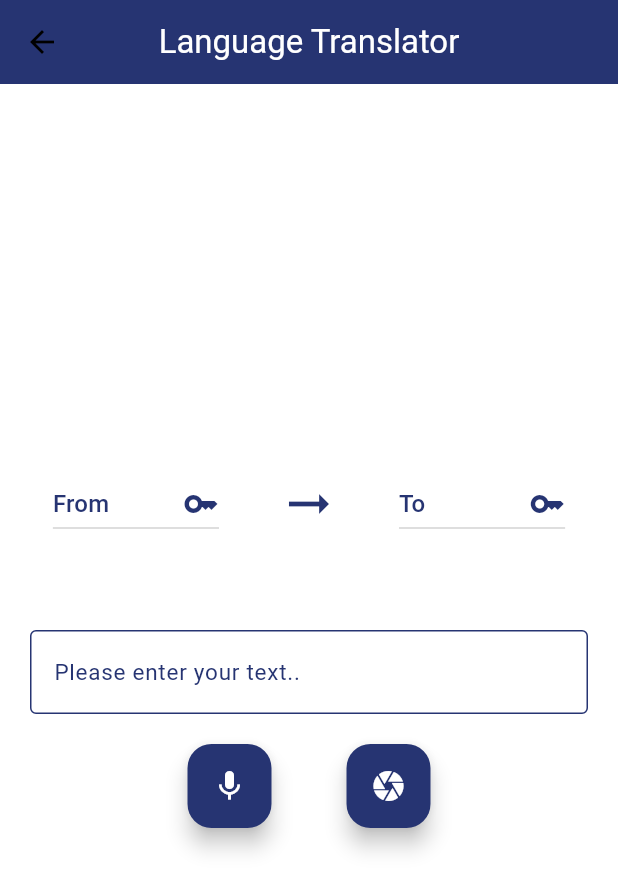
After one commit to trieunguyen230503/ToeicApp, a Flutter app: the LanguageTranslationPage screen opened directly, after a tap on the "mic none" icon, on a phone screen of 412 x 824 dp. The commit adds this screen. Shown: the top 891 px of the screen. Run offline on Flutter 3.47's test engine with Material 3 defaults, Android fonts, the phone set to English and light mode, and no system bars; drawn by our look-alikes of avatar_glow; our stand-ins replace audioplayers, camera, cloud_firestore, connectivity_plus, file_picker, firebase_auth and 11 more; missing offline and left inert: dart:ffi, google_mlkit_text_recognition, highlight_text, string_similarity, translator; accounts and stored records are empty.

Commit message:
Chill_0605_Translate

```diff
--- a/apptoeic/lib/main.dart
+++ b/apptoeic/lib/main.dart
@@ -1,6 +1,7 @@
 import 'package:apptoeic/provider/internet_provider.dart';
 import 'package:apptoeic/provider/signin_provider.dart';
 import 'package:apptoeic/splashscreen.dart';
+import 'package:apptoeic/student/fragment/Home/ScanText/ScanPage.dart';
 import 'package:apptoeic/theme/theme.dart';
 import 'package:firebase_core/firebase_core.dart';
 import 'package:flutter/material.dart';
@@ -29,10 +30,13 @@ class MyApp extends StatelessWidget {
       providers: [
         //Mỗi provider con có thể cung cấp một đối tượng riêng để sử dụng trong cả ứng dụng
         //Cho phép tổ chức và quản lý việc cung cấp dữ liệu trong cả ứng dụng
-        ChangeNotifierProvider(create: (context) => SignInProvider()),
+        ChangeNotifierProvider(create: (context) => SignInProvider()), //Tạo ra instance và duy trì trong suốt vòng đời của ứng dụng
         ChangeNotifierProvider(create: (context) => InternetProvider())
       ],
       child: MaterialApp(
+        routes: {
+          'scanPage' : (context) => const ScanPage()
+        },
         debugShowCheckedModeBanner: false,
         home: const SplashScreen(),
         theme: lightMode,
--- a/apptoeic/lib/provider/signin_provider.dart
+++ b/apptoeic/lib/provider/signin_provider.dart
@@ -30,9 +30,11 @@ class SignInProvider extends ChangeNotifier {
   bool _hasError = false;
 
   bool get hasError => _hasError;
-  set hasError(bool value){
+
+  set hasError(bool value) {
     _hasError = value;
   }
+
   String? _errorCode;
 
   String? get errorCode => _errorCode;
@@ -139,7 +141,7 @@ class SignInProvider extends ChangeNotifier {
           default:
             _errorCode = e.toString();
             _hasError = true;
-            notifyListeners();
+            notifyListeners(); // Thông báo cho các widget nghe sự thay đổi
         }
       }
     } else {
--- a/apptoeic/lib/student/fragment/Home/Item/Slider.dart
+++ b/apptoeic/lib/student/fragment/Home/Item/Slider.dart
@@ -18,7 +18,10 @@ class SliderImage extends StatefulWidget {
 
 class _SliderState extends State<SliderImage> {
   //Slideshow
-  PageController _pageController = PageController(initialPage: 0);
+  //final được sử dụng để khai báo một biến mà giá trị của nó chỉ có thể được gán một lần và sau đó không thể thay đổi.
+
+  //điều khiển một PageView
+  final PageController _pageController = PageController(initialPage: 0);
   int _currentPage = 0;
   Timer? _timer;
 
@@ -40,8 +43,11 @@ class _SliderState extends State<SliderImage> {
       } else {
         _currentPage = 0;
       }
+      //Cuộn trang qua trang mới
       _pageController.animateToPage(_currentPage,
-          duration: const Duration(microseconds: 500), curve: Curves.easeInOut);
+          duration: const Duration(microseconds: 500),
+          //animation chuyển trang
+          curve: Curves.easeInOut);
     });
   }
 
@@ -66,7 +72,6 @@ class _SliderState extends State<SliderImage> {
         mainAxisAlignment: MainAxisAlignment.center,
         children: [
           Container(
-
             width: widget.orientation == 1
                 ? MediaQuery.of(context).size.width
                 : MediaQuery.of(context).size.height,
@@ -74,6 +79,7 @@ class _SliderState extends State<SliderImage> {
                 ? MediaQuery.of(context).size.height * (1 / 4)
                 : MediaQuery.of(context).size.width * (1 / 4), //0.5 ngang
             child: PageView(
+              //để cho phép người dùng cuộn ngang qua các phần tử trong PageView.
               scrollDirection: Axis.horizontal,
               controller: _pageController,
               onPageChanged: (index) {
@@ -87,6 +93,7 @@ class _SliderState extends State<SliderImage> {
           SizedBox(
             height: MediaQuery.of(context).size.height * 0.01,
           ),
+          //được sử dụng để hiển thị chỉ số (indicator) dưới dạng dấu chấm cho PageView.
           AnimatedSmoothIndicator(
             activeIndex: _currentPage,
             count: _slider.length,
--- a/apptoeic/lib/student/fragment/Home/Practice/AudioListening.dart
+++ b/apptoeic/lib/student/fragment/Home/Practice/AudioListening.dart
@@ -60,10 +60,12 @@ class _AudioListeningState extends State<AudioListening> {
           ),
           Expanded(
             child: StreamBuilder<Duration?>(
+              //nó phát ra các sự kiện khi độ dài của âm thanh thay đổi
                 stream: widget.audioPlayer.onDurationChanged,
                 builder: (context, snapshot) {
                   final duration = snapshot.data ?? Duration.zero;
                   return StreamBuilder<Duration>(
+                    //phát ra các sự kiện khi vị trí hiện tại của âm thanh thay đổi để thay đổi slider.
                     stream: widget.audioPlayer.onPositionChanged,
                     builder: (context, positionSnapshot) {
                       final position = positionSnapshot.data ?? Duration.zero;
@@ -83,6 +85,7 @@ class _AudioListeningState extends State<AudioListening> {
                           min: 0.0,
                           max: duration.inMilliseconds.toDouble(),
                           onChanged: (value) {
+                            // được gọi để di chuyển vị trí phát của audioPlayer đến một thời điểm cụ thể.
                             widget.audioPlayer
                                 .seek(Duration(milliseconds: value.toInt()));
                           },
@@ -97,3 +100,5 @@ class _AudioListeningState extends State<AudioListening> {
     );
   }
 }
+// audioPlayer.onDurationChanged và audioPlayer.onPositionChanged là hai stream khác nhau trong audioPlayer.
+// Khi sử dụng StreamBuilder riêng lẻ cho mỗi stream, chúng ta có thể xử lý các sự kiện từ mỗi stream một cách độc lập.
--- /dev/null
+++ b/apptoeic/lib/student/fragment/Home/ScanText/language_translation.dart
@@ -0,0 +1,258 @@
+import 'package:apptoeic/student/fragment/Home/ScanText/ScanPage.dart';
+import 'package:apptoeic/utils/constColor.dart';
+import 'package:apptoeic/utils/next_screen.dart';
+import 'package:avatar_glow/avatar_glow.dart';
+import 'package:flutter/material.dart';
+import 'package:speech_to_text/speech_to_text.dart' as stt;
+import 'package:translator/translator.dart';
+
+class LanguageTranslationPage extends StatefulWidget {
+  const LanguageTranslationPage({super.key});
+
+  @override
+  State<LanguageTranslationPage> createState() =>
+      _LanguageTranslationPageState();
+}
+
+class _LanguageTranslationPageState extends State<LanguageTranslationPage> {
+  var languages = ['English', 'Vietnamese'];
+  var originLanguage = 'From';
+  var destinationLanguage = 'To';
+  var output = '';
+  TextEditingController languageController = TextEditingController();
+
+  late stt.SpeechToText _speech;
+  bool _isListening = false;
+
+  @override
+  void initState() {
+    super.initState();
+    _speech = stt.SpeechToText();
+  }
+
+  void translate(String src, String dest, String input) async {
+    print('object');
+    GoogleTranslator translator = GoogleTranslator();
+    var translation = await translator.translate(input, from: src, to: dest);
+    setState(() {
+      output = translation.text.toString();
+    });
+    print(output);
+    if (src == '--' || dest == '--') {
+      output = 'Fail to translate';
+    }
+  }
+
+  String getLanguageCode(String language) {
+    if (language == 'English') {
+      return 'en';
+    } else {
+      return 'vi';
+    }
+  }
+
+  @override
+  Widget build(BuildContext context) {
+    return Scaffold(
+      appBar: AppBar(
+        title: const Text(
+          'Language Translator',
+          style: TextStyle(color: Colors.white),
+        ),
+        centerTitle: true,
+        backgroundColor: darkblue,
+      ),
+      body: Center(
+        child: SingleChildScrollView(
+          child: Column(
+            children: [
+              const SizedBox(
+                height: 50,
+              ),
+              Row(
+                mainAxisAlignment: MainAxisAlignment.center,
+                children: [
+                  DropdownButton(
+                    focusColor: darkblue,
+                    iconDisabledColor: darkblue,
+                    iconEnabledColor: darkblue,
+                    hint: Text(
+                      originLanguage,
+                      style: const TextStyle(color: darkblue),
+                    ),
+                    dropdownColor: Colors.white,
+                    icon: const Icon(Icons.key),
+                    items: languages.map((String dropdownStringItem) {
+                      return DropdownMenuItem(
+                        value: dropdownStringItem,
+                        child: Text(dropdownStringItem),
+                      );
+                    }).toList(),
+                    onChanged: (String? value) {
+                      setState(() {
+                        originLanguage = value!;
+                        print(originLanguage);
+                      });
+                    },
+                  ),
+                  const SizedBox(
+                    width: 40,
+                  ),
+                  const Icon(
+                    Icons.arrow_right_alt_outlined,
+                    color: darkblue,
+                    size: 40,
+                  ),
+                  const SizedBox(
+                    width: 40,
+                  ),
+                  DropdownButton(
+                    focusColor: darkblue,
+                    iconDisabledColor: darkblue,
+                    iconEnabledColor: darkblue,
+                    hint: Text(
+                      destinationLanguage,
+                      style: const TextStyle(color: darkblue),
+                    ),
+                    dropdownColor: Colors.white,
+                    icon: const Icon(Icons.key),
+                    items: languages.map((String dropdownStringItem) {
+                      return DropdownMenuItem(
+                        value: dropdownStringItem,
+                        child: Text(dropdownStringItem),
+                      );
+                    }).toList(),
+                    onChanged: (String? value) {
+                      setState(() {
+                        destinationLanguage = value!;
+                        print(destinationLanguage);
+                      });
+                    },
+                  ),
+                ],
+              ),
+              const SizedBox(
+                height: 40,
+              ),
+              Padding(
+                padding: const EdgeInsets.all(20),
+                child: TextFormField(
+                  //expands: true,
+                  maxLines: null,
+                  cursorColor: darkblue,
+                  style: const TextStyle(
+                    color: darkblue,
+                  ),
+                  onChanged: (value) {
+                    translate(getLanguageCode(originLanguage),
+                        getLanguageCode(destinationLanguage), value);
+                  },
+                  decoration: const InputDecoration(
+                    labelText: 'Please enter your text..',
+                    labelStyle: TextStyle(
+                      fontSize: 15,
+                      color: darkblue,
+                    ),
+                    border: OutlineInputBorder(
+                      borderSide: BorderSide(color: darkblue, width: 1),
+                    ),
+                    enabledBorder: OutlineInputBorder(
+                        borderSide: BorderSide(color: darkblue)),
+                    errorStyle: TextStyle(color: Colors.red, fontSize: 15),
+                  ),
+                  controller: languageController,
+                  validator: (value) {
+                    if (value == null || value.isEmpty) {
+                      return 'Please enter text to translate';
+                    }
+                    return null;
+                  },
+                ),
+              ),
+              Row(
+                crossAxisAlignment: CrossAxisAlignment.center,
+                mainAxisAlignment: MainAxisAlignment.center,
+                children: [
+                  AvatarGlow(
+                    animate: _isListening,
+                    glowColor: darkblue,
+                    duration: const Duration(milliseconds: 2000),
+                    repeat: true,
+                    child: FloatingActionButton(
+                      backgroundColor: darkblue,
+                      onPressed: _listen,
+                      child: Icon(
+                        _isListening ? Icons.mic : Icons.mic_none,
+                        color: Colors.white,
+                      ),
+                    ),
+                  ),
+                  const SizedBox(
+                    width: 50,
+                  ),
+                  FloatingActionButton(
+                    heroTag: 'scan button', // Sử dụng tag duy nhất cho Hero
+
+                    backgroundColor: darkblue,
+                    onPressed: () async {
+                      final result = await Navigator.push(
+                        context,
+                        MaterialPageRoute(
+                            builder: (context) => const ScanPage()),
+                      );
+
+                      if (result != null && result is String) {
+                        languageController.text = result.toString();
+                        print('ok ${result.toString()}');
+                        translate(
+                            getLanguageCode(originLanguage),
+                            getLanguageCode(destinationLanguage),
+                            result.toString());
+                      }
+                    },
+                    child: const Icon(
+                      Icons.camera,
+                      color: Colors.white,
+                    ),
+                  ),
+                ],
+              ),
+              Padding(
+                padding: const EdgeInsets.all(20),
+                child: Text(
+                  output,
+                  style: const TextStyle(color: darkblue, fontSize: 18),
+                ),
+              )
+            ],
+          ),
+        ),
+      ),
+    );
+  }
+
+  void _listen() async {
+    if (!_isListening) {
+      bool available = await _speech.initialize(
+        onStatus: (val) => print('onStatus: $val'),
+        onError: (val) => print('onError: $val'),
+      );
+      print('ok');
+      if (available) {
+        setState(() => _isListening = true);
+        _speech.listen(
+          listenFor: const Duration(seconds: 90),
+          onResult: (val) => setState(() {
+            languageController.text = val.recognizedWords;
+            translate(getLanguageCode(originLanguage),
+                getLanguageCode(destinationLanguage), val.recognizedWords);
+          }),
+          localeId: getLanguageCode(originLanguage),
+        );
+      }
+    } else {
+      setState(() => _isListening = false);
+      _speech.stop();
+    }
+  }
+}
--- /dev/null
+++ b/apptoeic/lib/student/fragment/Home/ScanText/result_screen.dart
@@ -0,0 +1,18 @@
+import 'package:flutter/material.dart';
+
+class ResultScreen extends StatelessWidget {
+  final String text;
+
+  const ResultScreen({super.key, required this.text});
+
+  @override
+  Widget build(BuildContext context) => Scaffold(
+        appBar: AppBar(
+          title: const Text('Result'),
+        ),
+        body: Container(
+          padding: const EdgeInsets.all(30.0),
+          child: Text(text),
+        ),
+      );
+}
--- a/apptoeic/lib/utils/constColor.dart
+++ b/apptoeic/lib/utils/constColor.dart
@@ -1,4 +1,8 @@
 import 'dart:ui';
+
+// Khi lựa chọn giữa final và const:
+// Sử dụng final khi bạn muốn biến không thay đổi giá trị sau khi đã gán trong thời điểm chạy.
+// Sử dụng const khi bạn muốn biến là một hằng số (constant) đã biết trong thời điểm biên dịch và không thay đổi giá trị sau đó.
 
 const Color mainColor = Color.fromRGBO(71, 188, 171, 1);
 const Color backGroundColor = Color.fromRGBO(248, 248, 248, 1);
--- a/apptoeic/pubspec.yaml
+++ b/apptoeic/pubspec.yaml
@@ -69,6 +69,12 @@ dependencies:
   highlight_text: any
   avatar_glow: any
   string_similarity: ^2.0.0
+  english_words: ^4.0.0
+  camera: ^0.10.0+4
+  google_mlkit_text_recognition: ^0.4.0
+  permission_handler: ^10.2.0
+  translator: any
+
 dev_dependencies:
   flutter_test:
     sdk: flutter
```
Also changed, not shown: apptoeic/lib/student/fragment/Home/HomePage.dart (+14 -6 lines), apptoeic/lib/student/fragment/Home/ScanText/ScanPage.dart (added, +196 -0 lines), apptoeic/pubspec.lock, 7 other files.
